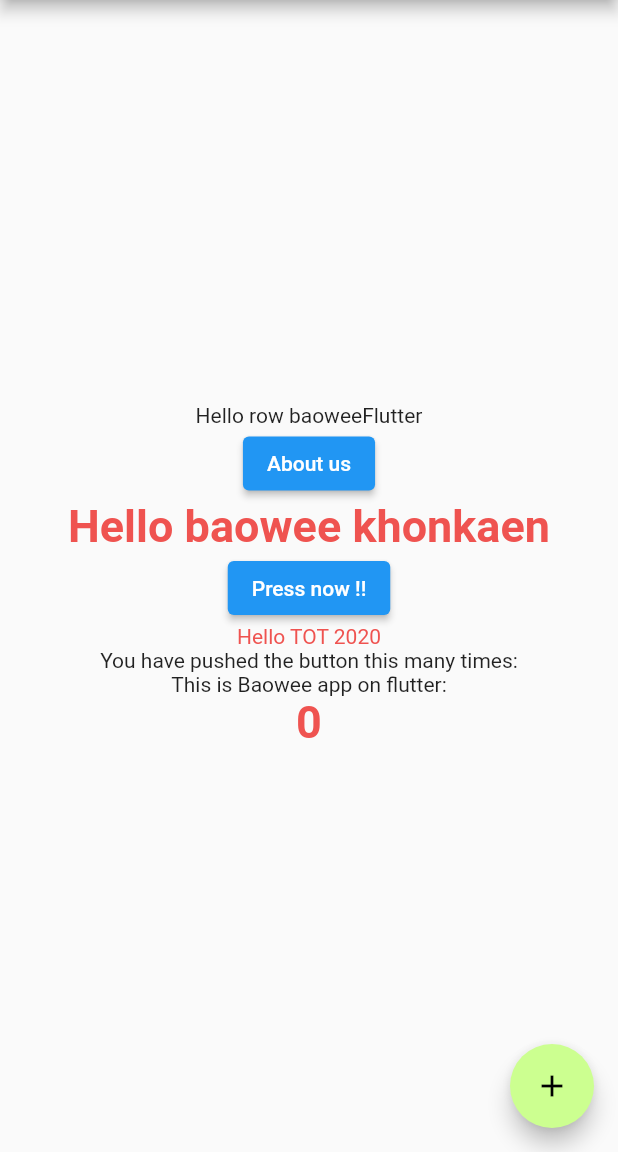
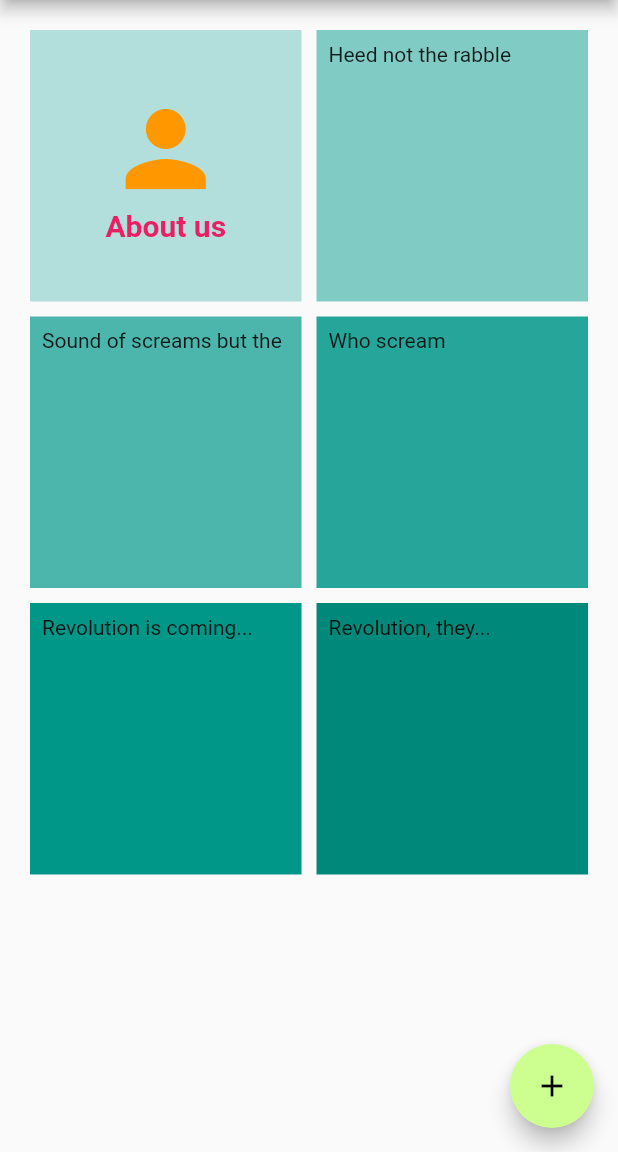
Before and after one commit to bweerasakoutlook/fluttertot, a Flutter app: the screen it shows after launch, on a phone screen of 412 x 824 dp, the part 84-1236 px from its top. Run offline on Flutter 3.47's test engine with Material 2 defaults, Android fonts, the phone set to English and light mode, and no system bars.

Commit message:
added grid veiw

```diff
--- a/lib/pages/home_stack/home_page.dart
+++ b/lib/pages/home_stack/home_page.dart
@@ -48,47 +48,50 @@ class _MyHomePageState extends State<MyHomePage> {
             )
         ],
       ),
-      body: Center(
+      body: GridView.count(
+        primary: false,
+        padding: const EdgeInsets.all(20),
+        crossAxisSpacing: 10,
+        mainAxisSpacing: 10,
+        crossAxisCount: 2,
+        children: <Widget>[
+          Container(
+            padding: const EdgeInsets.all(8),
             child: Column(
               mainAxisAlignment: MainAxisAlignment.center,
-          children: <Widget>[
-            Row(
-              mainAxisAlignment: MainAxisAlignment.center,
               children: [
-               Text('Hello row baowee'),
-               Text('Flutter')
+                Icon(Icons.person, size: 80, color: Colors.orange,),
+                Text('About us', style: TextStyle(fontSize: 20, color: Colors.pink,fontWeight: FontWeight.bold),),
               ],
             ),
-
-            ElevatedButton(
-                onPressed: () {
-                  Navigator.pushNamed(context, 'homestack/about');
-                },
-                child: Text('About us')),
-            Text(
-              'Hello $title',
-              style: Theme.of(context).textTheme.headline1,
+            color: Colors.teal[100],
           ),
-            ElevatedButton(
-                onPressed: () {
-                  setState(() {
-                    title = 'www.tot.co.th';
-                  });
-                },
-                child: Text('Press now !!')),
-            const Header(),
-            Text(
-              'You have pushed the button this many times:',
+          Container(
+            padding: const EdgeInsets.all(8),
+            child: const Text('Heed not the rabble'),
+            color: Colors.teal[200],
           ),
-            Text(
-              'This is Baowee app on flutter:',
+          Container(
+            padding: const EdgeInsets.all(8),
+            child: const Text('Sound of screams but the'),
+            color: Colors.teal[300],
           ),
-            Text(
-              '$_counter',
-              style: Theme.of(context).textTheme.headline1,
+          Container(
+            padding: const EdgeInsets.all(8),
+            child: const Text('Who scream'),
+            color: Colors.teal[400],
+          ),
+          Container(
+            padding: const EdgeInsets.all(8),
+            child: const Text('Revolution is coming...'),
+            color: Colors.teal[500],
+          ),
+          Container(
+            padding: const EdgeInsets.all(8),
+            child: const Text('Revolution, they...'),
+            color: Colors.teal[600],
           ),
         ],
-        ),
       ),
       floatingActionButton: FloatingActionButton(
         onPressed: _incrementCounter,
```
Lines whose indentation alone changed are shown as unchanged.
